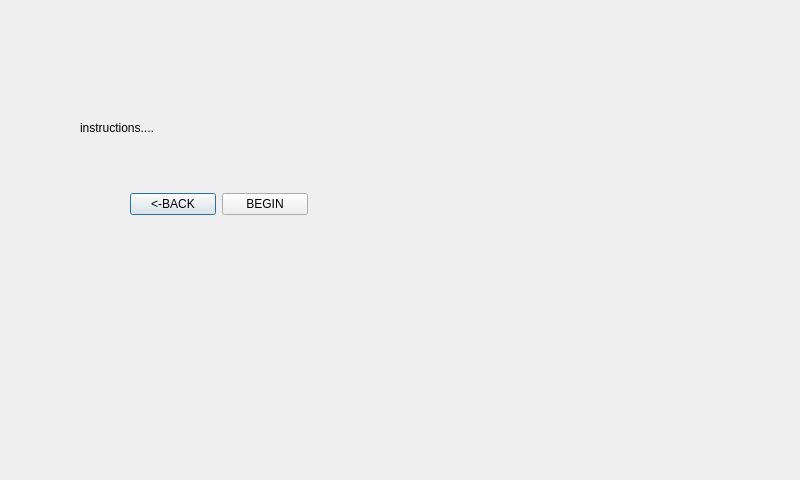
First picture: the form in PhoeVersion/Qt_Creator/projectPHOE/fundusinstruc.ui, repository jdsalguer/senior_project, before the edit.
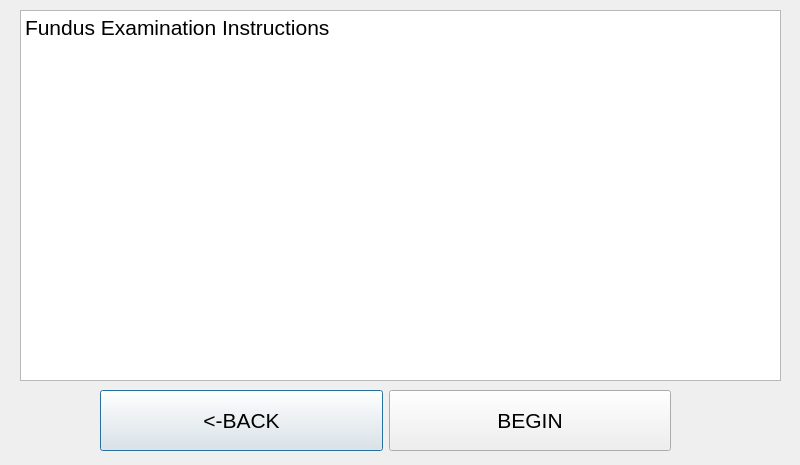
Second picture: the form after the edit.

Patch:
```diff
--- a/PhoeVersion/Qt_Creator/projectPHOE/fundusinstruc.ui
+++ b/PhoeVersion/Qt_Creator/projectPHOE/fundusinstruc.ui
@@ -7,37 +7,35 @@
     <x>0</x>
     <y>0</y>
     <width>800</width>
-    <height>480</height>
+    <height>465</height>
    </rect>
   </property>
   <property name="windowTitle">
    <string>Dialog</string>
   </property>
-  <widget class="QLabel" name="label">
+  <widget class="QWidget" name="">
    <property name="geometry">
     <rect>
-     <x>80</x>
-     <y>120</y>
-     <width>181</width>
-     <height>16</height>
-    </rect>
-   </property>
-   <property name="text">
-    <string>instructions....</string>
-   </property>
-  </widget>
-  <widget class="QWidget" name="layoutWidget">
-   <property name="geometry">
-    <rect>
-     <x>130</x>
-     <y>190</y>
-     <width>178</width>
-     <height>29</height>
+     <x>100</x>
+     <y>390</y>
+     <width>571</width>
+     <height>61</height>
     </rect>
    </property>
    <layout class="QHBoxLayout" name="horizontalLayout">
     <item>
      <widget class="QPushButton" name="funinsbackButton">
+      <property name="sizePolicy">
+       <sizepolicy hsizetype="Minimum" vsizetype="Expanding">
+        <horstretch>0</horstretch>
+        <verstretch>0</verstretch>
+       </sizepolicy>
+      </property>
+      <property name="font">
+       <font>
+        <pointsize>16</pointsize>
+       </font>
+      </property>
       <property name="text">
        <string>&lt;-BACK</string>
       </property>
@@ -45,6 +43,17 @@
     </item>
     <item>
      <widget class="QPushButton" name="funinsbegButton">
+      <property name="sizePolicy">
+       <sizepolicy hsizetype="Minimum" vsizetype="Expanding">
+        <horstretch>0</horstretch>
+        <verstretch>0</verstretch>
+       </sizepolicy>
+      </property>
+      <property name="font">
+       <font>
+        <pointsize>16</pointsize>
+       </font>
+      </property>
       <property name="text">
        <string>BEGIN</string>
       </property>
@@ -52,6 +61,23 @@
     </item>
    </layout>
   </widget>
+  <widget class="QTextBrowser" name="textBrowser">
+   <property name="geometry">
+    <rect>
+     <x>20</x>
+     <y>10</y>
+     <width>761</width>
+     <height>371</height>
+    </rect>
+   </property>
+   <property name="html">
+    <string>&lt;!DOCTYPE HTML PUBLIC &quot;-//W3C//DTD HTML 4.0//EN&quot; &quot;http://www.w3.org/TR/REC-html40/strict.dtd&quot;&gt;
+&lt;html&gt;&lt;head&gt;&lt;meta name=&quot;qrichtext&quot; content=&quot;1&quot; /&gt;&lt;style type=&quot;text/css&quot;&gt;
+p, li { white-space: pre-wrap; }
+&lt;/style&gt;&lt;/head&gt;&lt;body style=&quot; font-family:'Ubuntu'; font-size:11pt; font-weight:400; font-style:normal;&quot;&gt;
+&lt;p style=&quot; margin-top:0px; margin-bottom:0px; margin-left:0px; margin-right:0px; -qt-block-indent:0; text-indent:0px;&quot;&gt;&lt;span style=&quot; font-size:16pt;&quot;&gt;Fundus Examination Instructions&lt;/span&gt;&lt;/p&gt;&lt;/body&gt;&lt;/html&gt;</string>
+   </property>
+  </widget>
  </widget>
  <resources/>
  <connections/>
```
